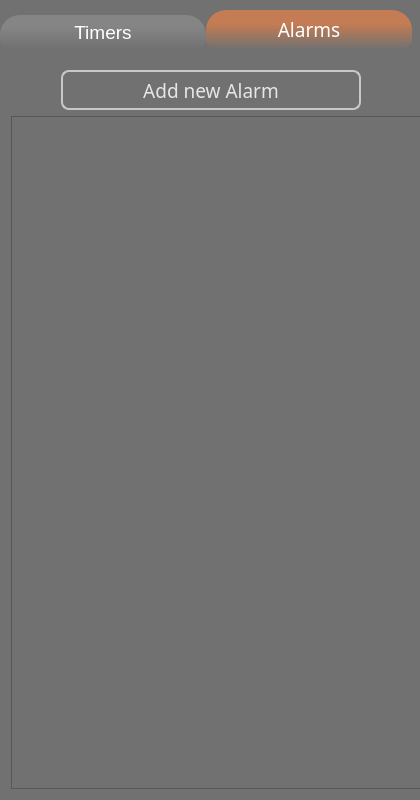
First picture: the form in SmartTimer/mainwindow.ui, repository secondYearProjects/SmartTimer, before the edit.
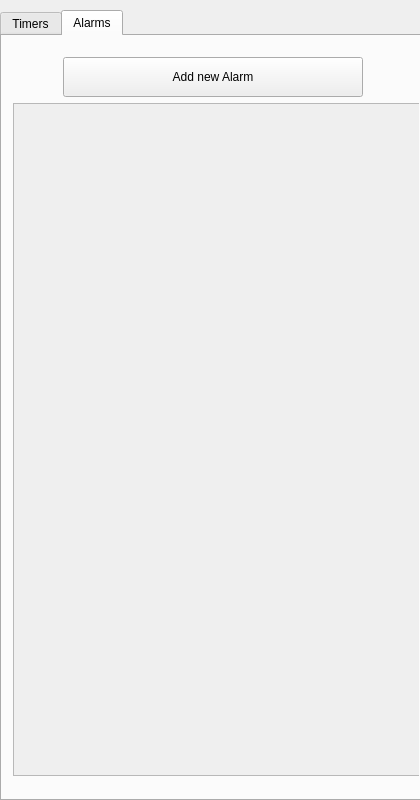
Second picture: the form after the edit. Icons and pictures are not drawn.

What changed in the file:
```diff
--- a/SmartTimer/mainwindow.ui
+++ b/SmartTimer/mainwindow.ui
@@ -52,62 +52,7 @@
     </size>
    </property>
    <property name="styleSheet">
-    <string notr="true">QWidget {
-	background-color: rgb(113, 113, 113);	
-}
-
-QPushButton#addTimerButton, QPushButton#addAlarmButton {
-	background-color: rgb(113, 113, 113);	
-	border: 2px solid rgb(200,200,200);
-	border-radius: 8px;
-	
-	font: 14pt bold;
-	color: rgb(230,230,230);
-}
-
-QPushButton#addTimerButton:hover, QPushButton#addAlarmButton:hover {
-	
-	background-color: rgba(151, 151, 151, 86);
-	border: 2px solid rgb(200,200,200);
-	border-radius: 8px;
-	
-	font: 14pt bold;
-	color: rgb(230,230,230);
-}
-
-QTabWidget {
-	border: 0px;
-}
-
-QTabBar::tab {
-	color: white;
-	font: 14pt ;
-	background: qlineargradient(spread:pad, x1:0, y1:0, x2:0, y2:1, stop:0.333333 rgba(139, 139, 139, 197), stop:1 rgba(255, 255, 255, 0));
-	border-bottom: 0px;
-	border-top-left-radius: 20px;
-	border-top-right-radius: 20px;
-	border-bottom-left-radius: 10px;
-	border-bottom-right-radius: 10px;
-	min-width: 202px;
-	min-height: 30px;
-	padding: 2px;
-}
-
-QTabBar::tab:selected, QTabBar::tab:hover {
-     background: qlineargradient(spread:pad, x1:0, y1:0, x2:0, y2:1, stop:0.333333 rgba(149, 149, 149, 197), stop:1 rgba(255, 255, 255, 0));
-}
-
-QTabBar::tab:selected {
-	background: qlineargradient(spread:pad, x1:0, y1:0, x2:0, y2:1, stop:0.373134 rgba(213, 126, 76, 208), stop:1 rgba(255, 255, 255, 0));
-	font: 14pt  bold;
-}
-
-QTabBar::tab:!selected {
-    margin-top: 5px; /* make non-selected tabs look smaller */
-}
-
-
-</string>
+    <string notr="true"/>
    </property>
    <widget class="QTabWidget" name="SmartTimerTabs">
     <property name="geometry">
```
